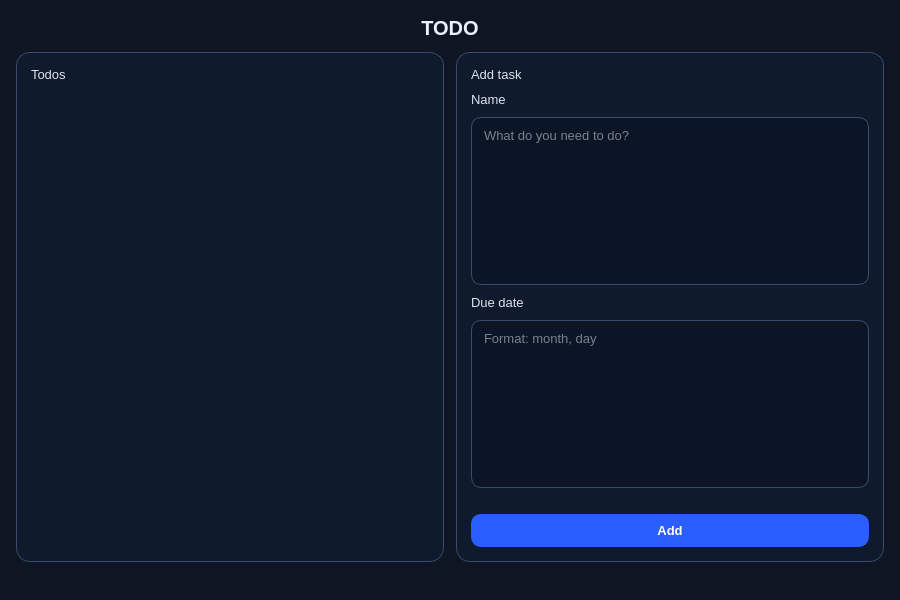
This is todo.ui in Alexreborn129/pyqt-todo-practice as Qt 5 draws it before an edit. The edited form follows.
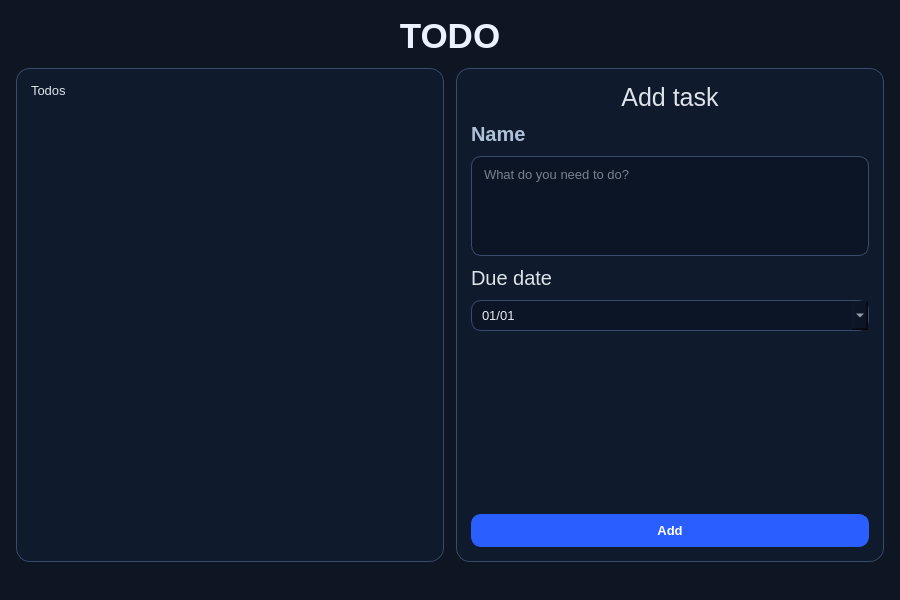
This is the edited form.

Commit message: Added a nice calendar, functions remain the same with a couple of changes to make the convertion to plain text work.

Patch:
```diff
--- a/todo.ui
+++ b/todo.ui
@@ -16,7 +16,7 @@
   <property name="styleSheet">
    <string notr="true">/* ===== Base ===== */
 * {
-    font-family: -apple-system, BlinkMacSystemFont, "SF Pro Text", "Inter", "Segoe UI";
+    font-family: -apple-system, BlinkMacSystemFont, &quot;SF Pro Text&quot;, &quot;Inter&quot;, &quot;Segoe UI&quot;;
     font-size: 13px;
 }
 
@@ -65,6 +65,16 @@
 QTextEdit:focus {
     border: 1px solid #4C8DFF;
 }
+QDateEdit {
+    background: #0C1526;
+    border: 1px solid #3A4B6B;
+    border-radius: 10px;
+    padding: 6px 8px;
+    color: #E6EBF2;
+}
+QDateEdit:focus {
+    border: 1px solid #4C8DFF;
+}
 
 /* Buttons */
 QPushButton {
@@ -105,7 +115,6 @@
 QScrollBar::handle:vertical:hover { background: #4C5D7A; }
 QScrollBar::add-line:vertical, QScrollBar::sub-line:vertical { height: 0px; }</string>
   </property>
-
   <widget class="QWidget" name="centralwidget">
    <layout class="QVBoxLayout" name="rootLayout">
     <property name="leftMargin"><number>16</number></property>
@@ -117,11 +126,16 @@
     <!-- Top title -->
     <item>
      <widget class="QLabel" name="titleLabel">
+      <property name="styleSheet">
+       <string notr="true">QLabel {
+	font-size: 35px;
+}</string>
+      </property>
       <property name="text">
        <string>TODO</string>
       </property>
       <property name="alignment">
-       <set>Qt::AlignHCenter|Qt::AlignVCenter</set>
+       <set>Qt::AlignCenter</set>
       </property>
      </widget>
     </item>
@@ -161,6 +175,14 @@
             <enum>Qt::ScrollBarAlwaysOff</enum>
            </property>
            <widget class="QWidget" name="scrollAreaWidgetContents">
+            <property name="geometry">
+             <rect>
+              <x>0</x>
+              <y>0</y>
+              <width>397</width>
+              <height>405</height>
+             </rect>
+            </property>
             <layout class="QVBoxLayout" name="verticalLayout">
              <property name="leftMargin"><number>0</number></property>
              <property name="topMargin"><number>0</number></property>
@@ -196,20 +218,28 @@
          <property name="spacing"><number>10</number></property>
 
          <item>
-          <widget class="QLabel" name="sectionTitle_2">
+          <widget class="QLabel" name="sectionTitle">
+           <property name="layoutDirection">
+            <enum>Qt::LeftToRight</enum>
+           </property>
+           <property name="styleSheet">
+            <string notr="true">font-size: 25px;
+align-items: center;
+justify-content: center;</string>
+           </property>
            <property name="text">
             <string>Add task</string>
            </property>
-           <property name="objectName">
-            <string>sectionTitle</string>
+           <property name="alignment">
+            <set>Qt::AlignCenter</set>
            </property>
           </widget>
          </item>
-
          <item>
-          <widget class="QLabel" name="nameLabel">
-           <property name="objectName">
-            <string>mutedLabel</string>
+          <widget class="QLabel" name="mutedLabel">
+           <property name="styleSheet">
+            <string notr="true">font-size: 20px;
+</string>
            </property>
            <property name="text">
             <string>Name</string>
@@ -219,6 +249,24 @@
 
          <item>
           <widget class="QTextEdit" name="name">
+           <property name="sizePolicy">
+            <sizepolicy hsizetype="Expanding" vsizetype="Expanding">
+             <horstretch>0</horstretch>
+             <verstretch>0</verstretch>
+            </sizepolicy>
+           </property>
+           <property name="minimumSize">
+            <size>
+             <width>0</width>
+             <height>0</height>
+            </size>
+           </property>
+           <property name="maximumSize">
+            <size>
+             <width>16777215</width>
+             <height>100</height>
+            </size>
+           </property>
            <property name="placeholderText">
             <string>What do you need to do?</string>
            </property>
@@ -232,30 +280,26 @@
          </item>
 
          <item>
-          <widget class="QLabel" name="dueLabel">
-           <property name="objectName">
-            <string>mutedLabel</string>
+          <widget class="QLabel" name="mutedLabel">
+           <property name="styleSheet">
+            <string notr="true">font-size: 20px;
+</string>
            </property>
            <property name="text">
             <string>Due date</string>
            </property>
           </widget>
          </item>
-
          <item>
-          <widget class="QTextEdit" name="due">
-           <property name="placeholderText">
-            <string>Format: month, day</string>
+          <widget class="QDateEdit" name="due">
+           <property name="displayFormat">
+            <string>dd/MM</string>
            </property>
-           <property name="minimumHeight">
-            <number>42</number>
-           </property>
-           <property name="maximumHeight">
-            <number>42</number>
+           <property name="calendarPopup">
+            <bool>true</bool>
            </property>
           </widget>
          </item>
-
          <item>
           <spacer name="spacerGrow">
            <property name="orientation">
```
Left out of the diff: 132 changed lines with no effect on the pictures. The commit also changes 2 other files.
